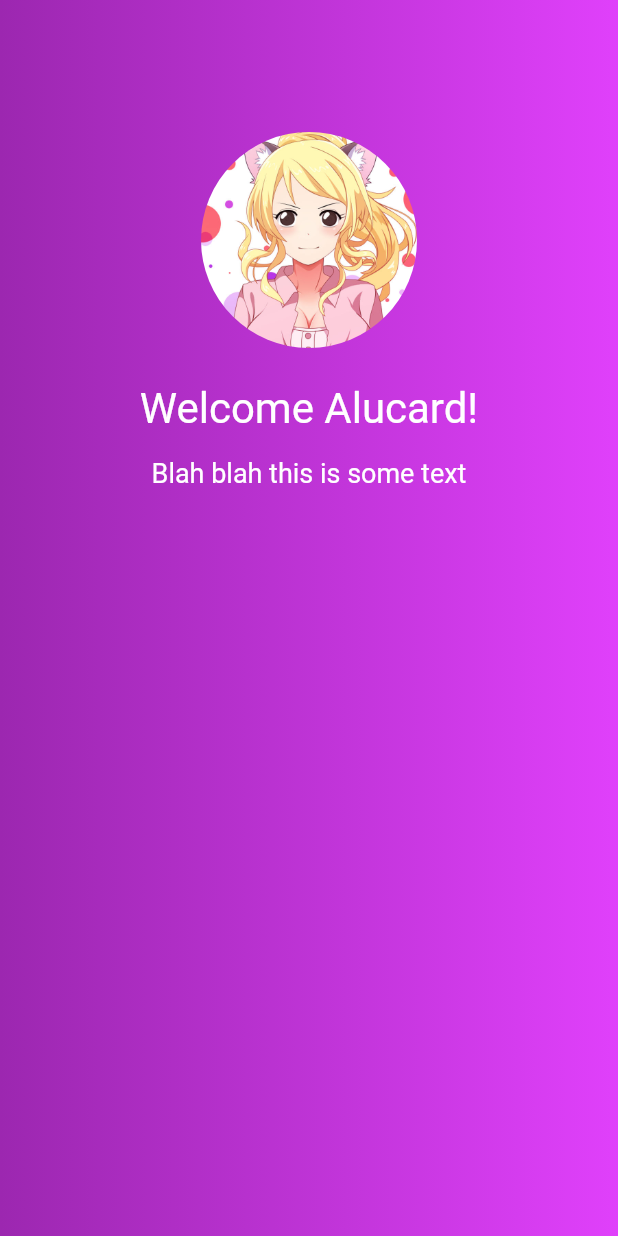
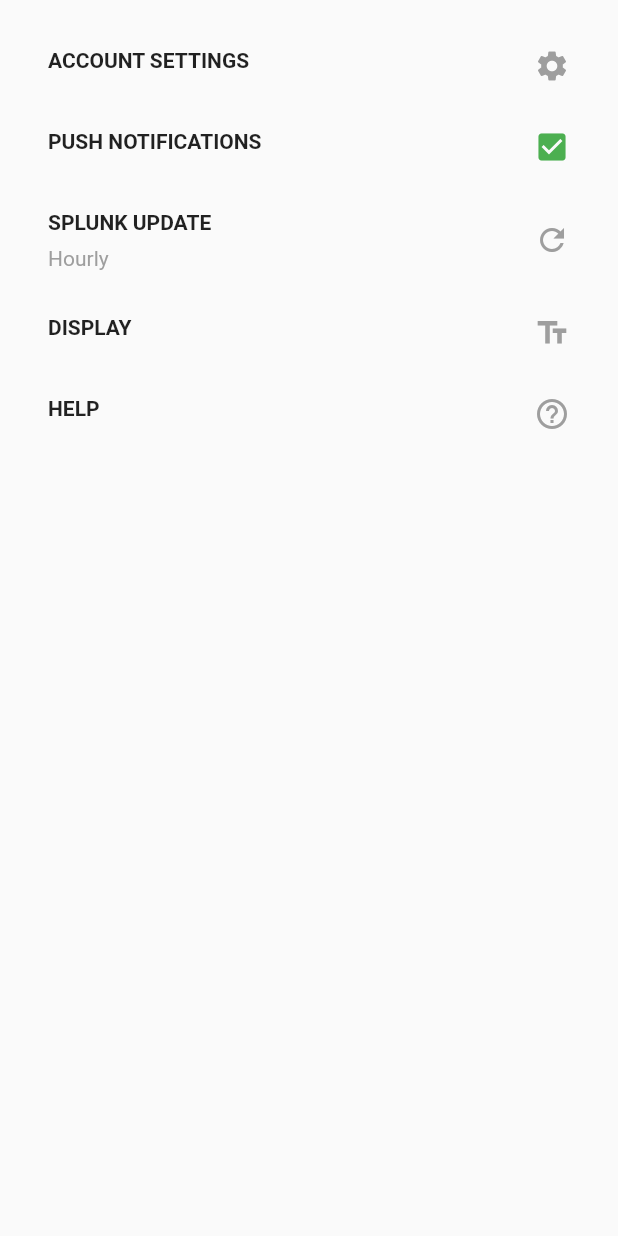
Before and after one commit to AlisonWonderlandApps/FlutterSplunk, a Flutter app: the SettingsPage widget shown alone on an empty page, opened directly, on a phone screen of 412 x 824 dp. Run offline on Flutter 3.47's test engine with Material 2 defaults, Android fonts, the phone set to English and light mode, and no system bars; missing offline and left inert: flutter_charts.

Commit message:
Settings page static

```diff
--- a/lib/pages/settings_page.dart
+++ b/lib/pages/settings_page.dart
@@ -5,49 +5,166 @@
 
   @override
   Widget build(BuildContext context) {
-    final alucard = new Hero(
-        tag: 'hero',
-        child: new Padding(
-            padding: new EdgeInsets.only(top: 60.0, left: 16.0, right: 16.0, bottom: 16.0),
-            child: new CircleAvatar(
-              radius: 72.0,
-              backgroundColor: Colors.transparent,
-              backgroundImage: new AssetImage(
-                  'assets/images/avatar.jpg'
-              ),
-            )
-        )
-    );
-
-    final welcome = new Padding(
-      padding: new EdgeInsets.all(8.0),
-      child: new Text(
-        'Welcome Alucard!',
-        style: new TextStyle(fontSize: 28.0, color: Colors.white),
+    Widget notificationSection = new Container(
+      padding: const EdgeInsets.only(left: 32.0, top: 15.0, bottom: 15.0, right: 32.0 ),
+      child: new Row(
+        children: [
+          new Expanded(
+            child: new Column(
+              crossAxisAlignment: CrossAxisAlignment.start,
+              children: [
+                new Container(
+                  padding: const EdgeInsets.only(bottom: 8.0),
+                  child: new Text(
+                    'PUSH NOTIFICATIONS',
+                    style: new TextStyle(
+                      fontWeight: FontWeight.bold
+                    ),
+                  ),
+                ),
+              ],
+            ),
+          ),
+          new Icon(
+            Icons.check_box,
+            color: Colors.green[500],
+          ),
+          //new Text('ON'),
+        ],
       ),
     );
 
-    final lorem = new Padding(
-      padding: new EdgeInsets.all(8.0),
-      child: new Text(
-        'Blah blah this is some text',
-        style: new TextStyle(fontSize: 18.0, color: Colors.white),
+    Widget accountSection = new Container(
+      padding: const EdgeInsets.only(left: 32.0, top: 32.0, bottom: 15.0, right: 32.0),
+      child: new Row(
+        children: [
+          new Expanded(
+            child: new Column(
+              crossAxisAlignment: CrossAxisAlignment.start,
+              children: [
+                new Container(
+                  padding: const EdgeInsets.only(bottom: 8.0),
+                  child: new Text(
+                    'ACCOUNT SETTINGS',
+                    style: new TextStyle(
+                        fontWeight: FontWeight.bold
+                    ),
+                  ),
+                ),
+              ],
+            ),
+          ),
+          new Icon(
+            Icons.settings,
+            color: Colors.grey[500],
+          ),
+        ],
       ),
     );
 
-    return new Container(
-      width: double.infinity,
-      padding: new EdgeInsets.all(28.0),
-      decoration: new BoxDecoration(
-        gradient: new LinearGradient(colors: [
-          Colors.purple,
-          Colors.purpleAccent,
-        ]),
-      ),
-      child: new Column(
-        children: <Widget>[alucard, welcome, lorem],
+
+    Widget refreshSection = new Container(
+      padding: const EdgeInsets.only(left: 32.0, top: 15.0, bottom: 15.0, right: 32.0),
+      child: new Row (
+        children: <Widget>[
+          new Expanded(
+            child: new Column(
+              crossAxisAlignment: CrossAxisAlignment.start,
+              children: [
+                new Container(
+                  padding: const EdgeInsets.only(bottom: 8.0),
+                  child: new Text(
+                    'SPLUNK UPDATE',
+                    style: new TextStyle(
+                        fontWeight: FontWeight.bold
+                    ),
+                  ),
+                ),
+                new Text(
+                  'Hourly',
+                  style: new TextStyle(
+                    color: Colors.grey[500],
+                  ),
+                ),
+              ],
+            )
+          ),
+          new Icon(
+            Icons.refresh,
+            color: Colors.grey[500],
+          ),
+        ],
       ),
     );
 
+    Widget displaySection = new Container(
+      padding: const EdgeInsets.only(left: 32.0, top: 15.0, bottom: 15.0, right: 32.0),
+      child: new Row(
+        children: [
+          new Expanded(
+            child: new Column(
+              crossAxisAlignment: CrossAxisAlignment.start,
+              children: [
+                new Container(
+                  padding: const EdgeInsets.only(bottom: 8.0),
+                  child: new Text(
+                    'DISPLAY',
+                    style: new TextStyle(
+                        fontWeight: FontWeight.bold
+                    ),
+                  ),
+                ),
+              ],
+            ),
+          ),
+          new Icon(
+            Icons.text_fields,
+            color: Colors.grey[500],
+          ),
+        ],
+      ),
+    );
+
+    Widget helpSection = new Container(
+      padding: const EdgeInsets.only(left: 32.0, top: 15.0, bottom: 32.0, right: 32.0),
+      child: new Row(
+        children: [
+          new Expanded(
+            child: new Column(
+              crossAxisAlignment: CrossAxisAlignment.start,
+              children: [
+                new Container(
+                  padding: const EdgeInsets.only(bottom: 8.0),
+                  child: new Text(
+                    'HELP',
+                    style: new TextStyle(
+                        fontWeight: FontWeight.bold
+                    ),
+                  ),
+                ),
+              ],
+            ),
+          ),
+          new Icon(
+            Icons.help_outline,
+            color: Colors.grey[500],
+          ),
+        ],
+      ),
+    );
+
+
+    return new Container(
+      width: double.infinity,
+      child: new Column(
+        children: <Widget>[
+          accountSection,
+          notificationSection,
+          refreshSection,
+          displaySection,
+          helpSection,
+        ],
+      ),
+    );
   }
 }
```
Also changed, not shown: pubspec.lock.
